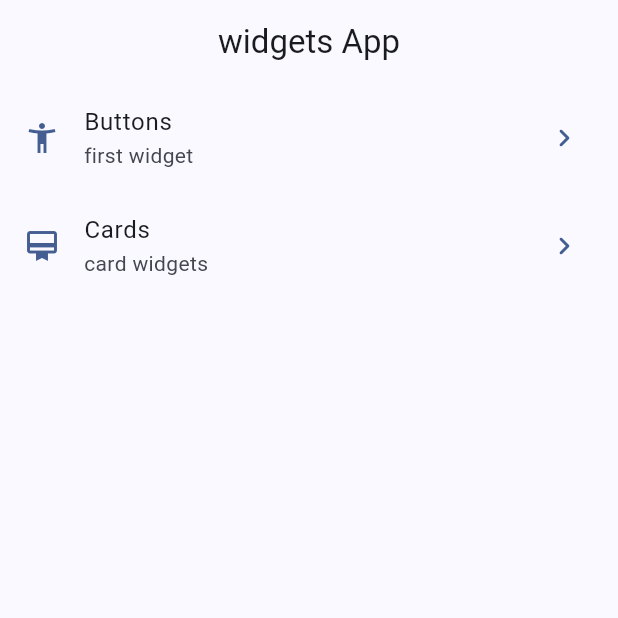
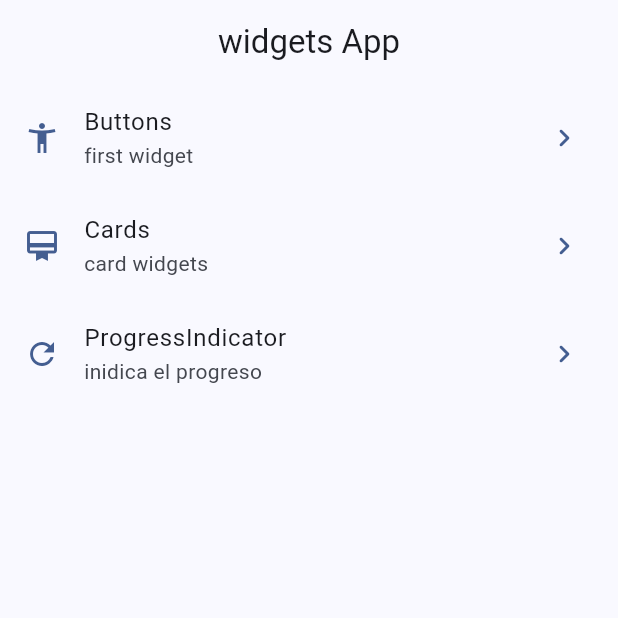
Before and after one commit to Dpachecop/widgets_app, a Flutter app: the screen it shows after launch, on a phone screen of 412 x 824 dp, the top half of it. Run offline on Flutter 3.47's test engine with Material 3 defaults, Android fonts, the phone set to English and light mode, and no system bars; our stand-ins replace go_router.

Commit message:
progress indicator terminado

```diff
--- a/lib/config/menu/menu_items.dart
+++ b/lib/config/menu/menu_items.dart
@@ -23,5 +23,10 @@ const List<MenuItems> menuItemsList = [
       title: 'Cards ',
       subtittle: 'card widgets',
       url: '/cards',
-      icon: Icons.card_membership_outlined)
+      icon: Icons.card_membership_outlined),
+  MenuItems(
+      title: 'ProgressIndicator ',
+      subtittle: 'inidica el progreso',
+      url: '/progress',
+      icon: Icons.refresh_outlined),
 ];
--- a/lib/config/route/app_routes.dart
+++ b/lib/config/route/app_routes.dart
@@ -1,5 +1,6 @@
 import 'package:flutter/material.dart';
 import 'package:go_router/go_router.dart';
+import 'package:widgets_app/presentation/screens/progress/progress_screen.dart';
 import 'package:widgets_app/presentation/screens/screen/screens.dart';
 
 /// The route configuration.
@@ -26,5 +27,11 @@ final GoRouter appRouter = GoRouter(
         return const CardsScreen();
       },
     ),
+    GoRoute(
+      path: '/progress',
+      name: ProgressScreen.name,
+      builder: (BuildContext context, GoRouterState state) =>
+          const ProgressScreen(),
+    ),
   ],
 );
```
Also changed, not shown: lib/presentation/screens/progress/progress_screen.dart (added, +75 -0 lines), lib/progress/progress_screen.dart (deleted, +0 -11 lines), lib/presentation/screens/infinitescroll/inifnit_scroll.dart (renamed from lib/infinitescroll/inifnit_scroll.dart), lib/presentation/screens/ui_controls/ui_controls.dart (renamed from lib/ui_controls/ui_controls.dart).
